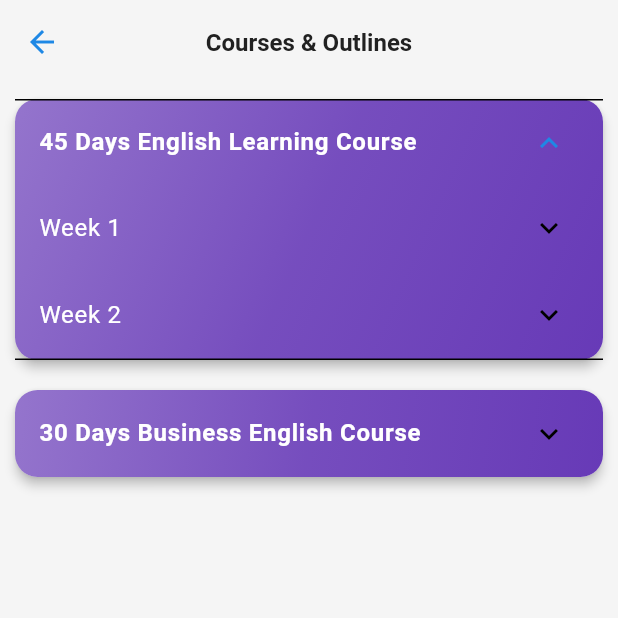
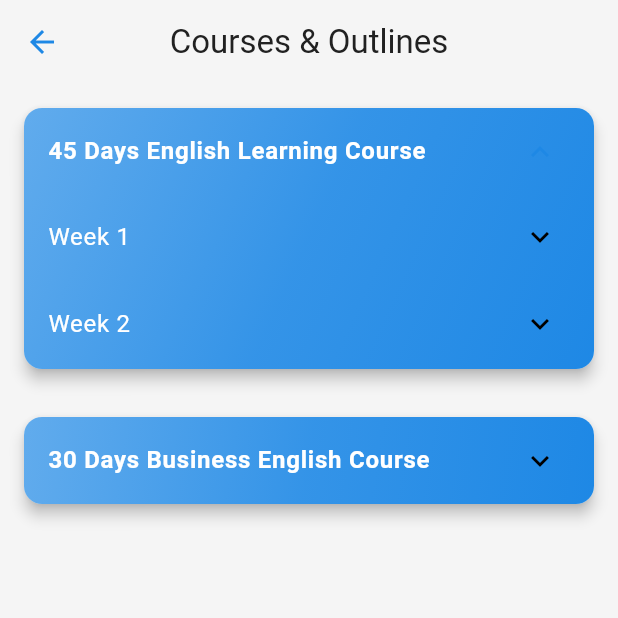
Before and after one commit to Wasim-Zaman/selc, a Flutter app: the CoursesOutlinesScreen screen opened directly, after a tap on "45 Days English Learning Course", on a phone screen of 412 x 824 dp, the top half of it. Run offline on Flutter 3.47's test engine with Material 3 defaults, Android fonts, the phone set to English and light mode, and no system bars; our stand-ins replace cached_network_image, carousel_slider, cloud_firestore, firebase_auth, firebase_core, flutter_dotenv and 3 more; accounts and stored records are empty.

Commit message:
courses & outlines screen updated

```diff
--- a/lib/utils/constants.dart
+++ b/lib/utils/constants.dart
@@ -55,6 +55,20 @@ class AppColors {
   static const Color darkNeutral = Color(0xFF2C2C2C); // Dark grey
   static const Color highlightYellow =
       Color(0xFFFFF59D); // Light yellow for text highlighting
+
+  // Random Colors
+  static const List<Color> randomColors = [
+    Color(0xFF1E88E5), // Deep blue
+    Color(0xFF26A69A), // Teal
+    Color(0xFFF57C00), // Dark orange
+    Color(0xFF7B1FA2), // Purple
+    Color(0xFF388E3C), // Green
+    Color(0xFF0277BD), // Light blue
+    Color(0xFFD32F2F), // Red
+    Color(0xFF5D4037), // Brown
+    Color(0xFF455A64), // Blue grey
+    Color(0xFF00796B), // Dark teal
+  ];
 }
 
 class AppConstants {
--- a/lib/view/screens/user/dashboard/courses_outlines/courses_outlines_screen.dart
+++ b/lib/view/screens/user/dashboard/courses_outlines/courses_outlines_screen.dart
@@ -1,5 +1,7 @@
+import 'dart:math';
+
 import 'package:flutter/material.dart';
-import 'dart:math';
+import 'package:selc/utils/constants.dart';
 
 class CoursesOutlinesScreen extends StatelessWidget {
   const CoursesOutlinesScreen({super.key});
@@ -59,13 +61,7 @@ class CoursesOutlinesScreen extends StatelessWidget {
 
     return Scaffold(
       appBar: AppBar(
-        title: const Text(
-          'Courses & Outlines',
-          style: TextStyle(
-            fontWeight: FontWeight.bold,
-            fontSize: 16,
-          ),
-        ),
+        title: const Text('Courses & Outlines'),
       ),
       body: ListView.builder(
         itemCount: _courses.length,
@@ -84,17 +80,7 @@ class CourseExpansionPanel extends StatelessWidget {
 
   LinearGradient _singleColorGradient() {
     final random = Random();
-    final colors = [
-      Colors.green,
-      Colors.orange,
-      Colors.purple,
-      Colors.pink,
-      Colors.teal,
-      Colors.cyan,
-      Colors.deepOrange,
-      Colors.deepPurple,
-      Colors.brown,
-    ];
+    const colors = AppColors.randomColors;
     final baseColor = colors[random.nextInt(colors.length)];
     return LinearGradient(
       colors: [
@@ -110,16 +96,18 @@ class CourseExpansionPanel extends StatelessWidget {
   @override
   Widget build(BuildContext context) {
     return Card(
-      margin: const EdgeInsets.all(10),
+      margin: const EdgeInsets.all(AppConstants.defaultPadding),
       shape: RoundedRectangleBorder(
-        borderRadius: BorderRadius.circular(15),
+        borderRadius: BorderRadius.circular(AppConstants.defaultRadius),
       ),
-      elevation: 3,
+      elevation: AppConstants.defaultElevation,
       child: Container(
         decoration: BoxDecoration(
-          borderRadius: BorderRadius.circular(15),
+          borderRadius: BorderRadius.circular(AppConstants.defaultRadius),
           gradient: _singleColorGradient(),
         ),
+        child: Theme(
+          data: Theme.of(context).copyWith(dividerColor: Colors.transparent),
           child: ExpansionTile(
             title: Text(
               course.title,
@@ -133,6 +121,7 @@ class CourseExpansionPanel extends StatelessWidget {
             }).toList(),
           ),
         ),
+      ),
     );
   }
 }
@@ -140,11 +129,13 @@ class CourseExpansionPanel extends StatelessWidget {
 class WeekExpansionPanel extends StatelessWidget {
   final Week week;
 
-  const WeekExpansionPanel({Key? key, required this.week}) : super(key: key);
+  const WeekExpansionPanel({super.key, required this.week});
 
   @override
   Widget build(BuildContext context) {
-    return ExpansionTile(
+    return Theme(
+      data: Theme.of(context).copyWith(dividerColor: Colors.transparent),
+      child: ExpansionTile(
         title: Text(
           week.title,
           style: const TextStyle(color: Colors.white),
@@ -158,6 +149,7 @@ class WeekExpansionPanel extends StatelessWidget {
             leading: const Icon(Icons.circle, size: 10, color: Colors.white),
           );
         }).toList(),
+      ),
     );
   }
 }
--- a/lib/view/screens/user/dashboard/notes/notes_screen.dart
+++ b/lib/view/screens/user/dashboard/notes/notes_screen.dart
@@ -2,6 +2,7 @@ import 'dart:math';
 
 import 'package:flutter/material.dart';
 import 'package:selc/services/notes/notes_service.dart';
+import 'package:selc/utils/constants.dart';
 
 class NotesScreen extends StatelessWidget {
   final NotesService _notesService = NotesService();
@@ -50,17 +51,7 @@ class CategoryCard extends StatelessWidget {
   // Function to generate a gradient with different shades of the same color
   LinearGradient _singleColorGradient() {
     final random = Random();
-    final colors = [
-      Colors.green,
-      Colors.orange,
-      Colors.purple,
-      Colors.pink,
-      Colors.teal,
-      Colors.cyan,
-      Colors.deepOrange,
-      Colors.deepPurple,
-      Colors.brown,
-    ];
+    const colors = AppColors.randomColors;
     final baseColor = colors[random.nextInt(colors.length)];
     return LinearGradient(
       colors: [
```
Lines whose indentation alone changed are shown as unchanged.
